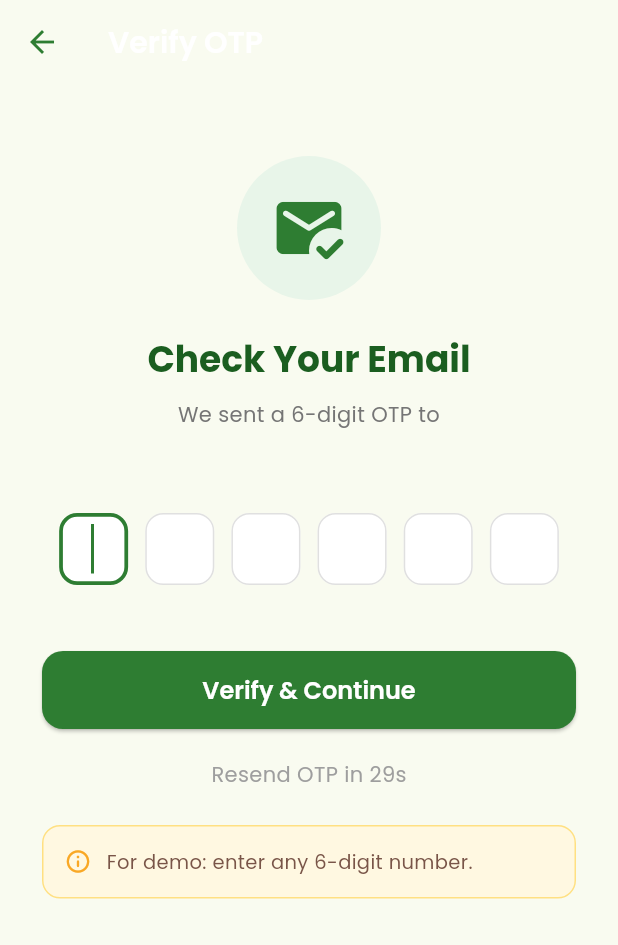
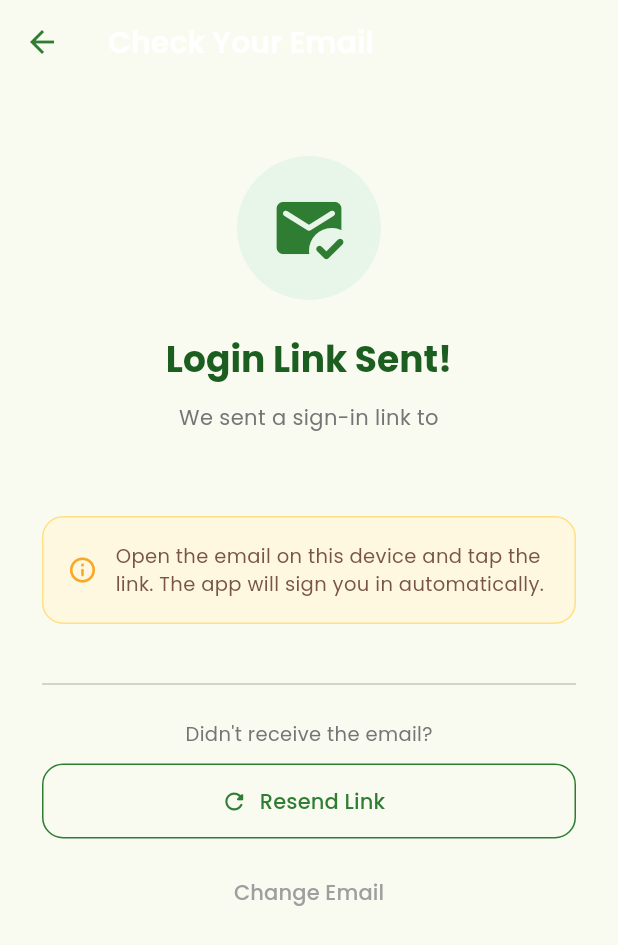
Before and after one commit to devraj07/Campus-Bike-Rental, a Flutter app: the OtpScreen screen opened directly with empty values, on a phone screen of 412 x 824 dp. Shown: the top 945 px of the screen. Run offline on Flutter 3.47's test engine with Material 3 defaults, Android fonts, the phone set to English and light mode, and no system bars; our stand-ins replace app_links, cloud_firestore, firebase_auth, firebase_core, google_fonts; accounts and stored records are empty.

Commit message:
Kumud: Implemented Firebase Email Link authentication (Option A)
Co-Authored-By: Claude Sonnet 4.6 <noreply@anthropic.com>

```diff
--- a/lib/main.dart
+++ b/lib/main.dart
@@ -1,7 +1,11 @@
 import 'package:flutter/material.dart';
 import 'package:google_fonts/google_fonts.dart';
 import 'package:firebase_core/firebase_core.dart';
+import 'package:firebase_auth/firebase_auth.dart';
 import 'screens/login_screen.dart';
+import 'screens/home_screen.dart';
+import 'services/auth_service.dart';
+import 'services/user_session.dart';
 
 void main() async {
   WidgetsFlutterBinding.ensureInitialized();
@@ -12,13 +16,29 @@ void main() async {
 class CampusBikeRentalApp extends StatelessWidget {
   const CampusBikeRentalApp({super.key});
 
+  /// If user is already signed in from a previous session, restore UserSession
+  /// and go straight to HomeScreen. Otherwise show LoginScreen.
+  Widget _resolveHome() {
+    final user = FirebaseAuth.instance.currentUser;
+    if (user != null && user.email != null) {
+      // Restore session — full profile loads lazily in each screen
+      UserSession.set(
+        userId: user.uid,
+        name: AuthService().nameFromEmail(user.email!),
+        email: user.email!,
+      );
+      return const HomeScreen();
+    }
+    return const LoginScreen();
+  }
+
   @override
   Widget build(BuildContext context) {
     return MaterialApp(
       title: 'Campus Bike Rental – IITGN',
       debugShowCheckedModeBanner: false,
       theme: _buildTheme(),
-      home: const LoginScreen(),
+      home: _resolveHome(),
     );
   }
 
--- a/lib/screens/otp_screen.dart
+++ b/lib/screens/otp_screen.dart
@@ -1,6 +1,6 @@
 import 'dart:async';
+import 'package:app_links/app_links.dart';
 import 'package:flutter/material.dart';
-import 'package:flutter/services.dart';
 import '../services/auth_service.dart';
 import 'home_screen.dart';
 
@@ -15,83 +15,92 @@ class OtpScreen extends StatefulWidget {
 }
 
 class _OtpScreenState extends State<OtpScreen> {
-  final List<TextEditingController> _controllers =
-      List.generate(6, (_) => TextEditingController());
-  final List<FocusNode> _focusNodes = List.generate(6, (_) => FocusNode());
   final _authService = AuthService();
-  bool _isLoading = false;
-  int _resendSeconds = 30;
-  Timer? _timer;
+  bool _isVerifying = false;
+  bool _linkReceived = false;
+  StreamSubscription<Uri>? _linkSub;
 
   @override
   void initState() {
     super.initState();
-    _startTimer();
+    _listenForEmailLink();
   }
 
-  void _startTimer() {
-    _timer?.cancel();
-    setState(() => _resendSeconds = 30);
-    _timer = Timer.periodic(const Duration(seconds: 1), (t) {
-      if (_resendSeconds <= 0) {
-        t.cancel();
-      } else {
-        setState(() => _resendSeconds--);
-      }
+  /// Listens for the deep link when the user clicks the email link.
+  void _listenForEmailLink() {
+    final appLinks = AppLinks();
+
+    // App opened from background via the link
+    _linkSub = appLinks.uriLinkStream.listen((uri) {
+      _handleLink(uri.toString());
+    });
+
+    // App was cold-started by clicking the link
+    appLinks.getInitialLink().then((uri) {
+      if (uri != null) _handleLink(uri.toString());
     });
   }
 
-  @override
-  void dispose() {
-    _timer?.cancel();
-    for (var c in _controllers) {
-      c.dispose();
-    }
-    for (var f in _focusNodes) {
-      f.dispose();
-    }
-    super.dispose();
-  }
+  Future<void> _handleLink(String link) async {
+    if (_linkReceived) return;
+    setState(() {
+      _linkReceived = true;
+      _isVerifying = true;
+    });
 
-  String get _otp =>
-      _controllers.map((c) => c.text).join();
-
-  Future<void> _verify() async {
-    if (_otp.length != 6) {
-      ScaffoldMessenger.of(context).showSnackBar(
-        const SnackBar(content: Text('Please enter the complete 6-digit OTP')),
-      );
-      return;
-    }
-    setState(() => _isLoading = true);
     try {
-      final valid =
-          await _authService.verifyOtp(widget.email, _otp);
+      final success =
+          await _authService.signInWithEmailLink(widget.email, link);
       if (!mounted) return;
-      if (valid) {
-        await _authService.login(widget.email);
+      if (success) {
         Navigator.pushAndRemoveUntil(
           context,
           MaterialPageRoute(builder: (_) => const HomeScreen()),
           (_) => false,
         );
       } else {
+        setState(() {
+          _isVerifying = false;
+          _linkReceived = false;
+        });
         ScaffoldMessenger.of(context).showSnackBar(
-          const SnackBar(content: Text('Invalid OTP. Please try again.')),
+          const SnackBar(content: Text('Invalid link. Please try again.')),
         );
       }
-    } finally {
-      if (mounted) setState(() => _isLoading = false);
+    } catch (e) {
+      if (!mounted) return;
+      setState(() {
+        _isVerifying = false;
+        _linkReceived = false;
+      });
+      ScaffoldMessenger.of(context).showSnackBar(
+        SnackBar(content: Text('Error: $e')),
+      );
     }
   }
 
-  void _onDigitChanged(int index, String value) {
-    if (value.isNotEmpty && index < 5) {
-      _focusNodes[index + 1].requestFocus();
-    } else if (value.isEmpty && index > 0) {
-      _focusNodes[index - 1].requestFocus();
+  Future<void> _resend() async {
+    setState(() => _isVerifying = true);
+    try {
+      await _authService.sendOtp(widget.email);
+      if (!mounted) return;
+      ScaffoldMessenger.of(context).showSnackBar(
+        const SnackBar(content: Text('New link sent! Check your inbox.')),
+      );
+    } catch (e) {
+      if (!mounted) return;
+      ScaffoldMessenger.of(context).showSnackBar(
+        SnackBar(content: Text('Failed to resend: $e')),
+      );
+    } finally {
+      if (mounted) setState(() => _isVerifying = false);
     }
-    setState(() {});
+  }
+
+  @override
+  void dispose() {
+    _linkSub?.cancel();
+    super.dispose();
   }
 
   @override
@@ -100,12 +109,12 @@ class _OtpScreenState extends State<OtpScreen> {
     return Scaffold(
       backgroundColor: const Color(0xFFF9FBF0),
       appBar: AppBar(
-        title: const Text('Verify OTP'),
+        title: const Text('Check Your Email'),
         backgroundColor: Colors.transparent,
         foregroundColor: const Color(0xFF2E7D32),
         elevation: 0,
       ),
-      body: SingleChildScrollView(
+      body: Padding(
         padding: const EdgeInsets.all(28),
         child: Column(
           crossAxisAlignment: CrossAxisAlignment.center,
@@ -122,18 +131,20 @@ class _OtpScreenState extends State<OtpScreen> {
             ),
             const SizedBox(height: 24),
             Text(
-              'Check Your Email',
+              'Login Link Sent!',
               style: theme.textTheme.headlineSmall?.copyWith(
                 fontWeight: FontWeight.w700,
                 color: const Color(0xFF1B5E20),
               ),
             ),
-            const SizedBox(height: 10),
+            const SizedBox(height: 12),
             Text(
-              'We sent a 6-digit OTP to',
-              style: theme.textTheme.bodyMedium?.copyWith(color: Colors.grey[600]),
+              'We sent a sign-in link to',
+              style: theme.textTheme.bodyMedium
+                  ?.copyWith(color: Colors.grey[600]),
               textAlign: TextAlign.center,
             ),
+            const SizedBox(height: 4),
             Text(
               widget.email,
               style: theme.textTheme.bodyMedium?.copyWith(
@@ -142,72 +153,70 @@ class _OtpScreenState extends State<OtpScreen> {
               ),
               textAlign: TextAlign.center,
             ),
-            const SizedBox(height: 36),
-            // OTP boxes
-            Row(
-              mainAxisAlignment: MainAxisAlignment.spaceEvenly,
-              children: List.generate(6, (i) => _OtpBox(
-                controller: _controllers[i],
-                focusNode: _focusNodes[i],
-                onChanged: (v) => _onDigitChanged(i, v),
-                autofocus: i == 0,
-              )),
+            const SizedBox(height: 32),
+            // Status indicator
+            _isVerifying
+                ? Column(
+                    children: [
+                      const CircularProgressIndicator(
+                          color: Color(0xFF2E7D32)),
+                      const SizedBox(height: 16),
+                      Text(
+                        _linkReceived
+                            ? 'Verifying your link…'
+                            : 'Waiting for link…',
+                        style: TextStyle(
+                            color: Colors.grey[600], fontSize: 14),
                       ),
-            const SizedBox(height: 36),
-            ElevatedButton(
-              onPressed: _isLoading ? null : _verify,
-              child: _isLoading
-                  ? const SizedBox(
-                      height: 22,
-                      width: 22,
-                      child: CircularProgressIndicator(
-                        strokeWidth: 2.5,
-                        color: Colors.white,
-                      ),
+                    ],
                   )
-                  : const Text('Verify & Continue'),
-            ),
-            const SizedBox(height: 20),
-            if (_resendSeconds > 0)
-              Text(
-                'Resend OTP in ${_resendSeconds}s',
-                style: TextStyle(color: Colors.grey[500]),
-              )
-            else
-              GestureDetector(
-                onTap: () {
-                  _authService.sendOtp(widget.email);
-                  _startTimer();
-                },
-                child: const Text(
-                  'Resend OTP',
-                  style: TextStyle(
-                    color: Color(0xFF2E7D32),
-                    fontWeight: FontWeight.w700,
-                  ),
-                ),
-              ),
-            const SizedBox(height: 24),
-            Container(
-              padding: const EdgeInsets.all(14),
+                : Container(
+                    padding: const EdgeInsets.all(16),
                     decoration: BoxDecoration(
                       color: const Color(0xFFFFF8E1),
-                borderRadius: BorderRadius.circular(12),
+                      borderRadius: BorderRadius.circular(14),
                       border: Border.all(color: const Color(0xFFFFE082)),
                     ),
                     child: const Row(
                       children: [
                         Icon(Icons.info_outline_rounded,
-                      color: Color(0xFFF9A825), size: 18),
-                  SizedBox(width: 10),
+                            color: Color(0xFFF9A825), size: 20),
+                        SizedBox(width: 12),
                         Expanded(
                           child: Text(
-                      'For demo: enter any 6-digit number.',
-                      style: TextStyle(fontSize: 13, color: Color(0xFF795548)),
+                            'Open the email on this device and tap the link. The app will sign you in automatically.',
+                            style: TextStyle(
+                                fontSize: 13, color: Color(0xFF795548)),
                           ),
                         ),
                       ],
                     ),
+                  ),
+            const SizedBox(height: 32),
+            const Divider(),
+            const SizedBox(height: 16),
+            Text(
+              "Didn't receive the email?",
+              style: TextStyle(color: Colors.grey[600], fontSize: 13),
+            ),
+            const SizedBox(height: 10),
+            OutlinedButton.icon(
+              onPressed: _isVerifying ? null : _resend,
+              icon: const Icon(Icons.refresh_rounded),
+              label: const Text('Resend Link'),
+              style: OutlinedButton.styleFrom(
+                foregroundColor: const Color(0xFF2E7D32),
+                side: const BorderSide(color: Color(0xFF2E7D32)),
+                minimumSize: const Size(double.infinity, 50),
+                shape: RoundedRectangleBorder(
+                    borderRadius: BorderRadius.circular(14)),
+              ),
+            ),
+            const SizedBox(height: 12),
+            TextButton(
+              onPressed: () => Navigator.pop(context),
+              child: const Text('Change Email',
+                  style: TextStyle(color: Colors.grey)),
             ),
           ],
         ),
@@ -215,61 +224,3 @@ class _OtpScreenState extends State<OtpScreen> {
     );
   }
 }
-
-class _OtpBox extends StatelessWidget {
-  final TextEditingController controller;
-  final FocusNode focusNode;
-  final ValueChanged<String> onChanged;
-  final bool autofocus;
-
-  const _OtpBox({
-    required this.controller,
-    required this.focusNode,
-    required this.onChanged,
-    this.autofocus = false,
-  });
-
-  @override
-  Widget build(BuildContext context) {
-    return SizedBox(
-      width: 46,
-      height: 56,
-      child: TextFormField(
-        controller: controller,
-        focusNode: focusNode,
-        autofocus: autofocus,
-        maxLength: 1,
-        keyboardType: TextInputType.number,
-        textAlign: TextAlign.center,
-        inputFormatters: [FilteringTextInputFormatter.digitsOnly],
-        style: const TextStyle(
-          fontSize: 22,
-          fontWeight: FontWeight.w700,
-          color: Color(0xFF1B5E20),
-        ),
-        decoration: InputDecoration(
-          counterText: '',
-          filled: true,
-          fillColor: controller.text.isNotEmpty
-              ? const Color(0xFFE8F5E9)
-              : Colors.white,
-          border: OutlineInputBorder(
-            borderRadius: BorderRadius.circular(12),
-            borderSide: const BorderSide(color: Color(0xFFE0E0E0)),
-          ),
-          enabledBorder: OutlineInputBorder(
-            borderRadius: BorderRadius.circular(12),
-            borderSide: const BorderSide(color: Color(0xFFE0E0E0)),
-          ),
-          focusedBorder: OutlineInputBorder(
-            borderRadius: BorderRadius.circular(12),
-            borderSide:
-                const BorderSide(color: Color(0xFF2E7D32), width: 2.5),
-          ),
-          contentPadding: EdgeInsets.zero,
-        ),
-        onChanged: onChanged,
-      ),
-    );
-  }
-}
--- a/pubspec.yaml
+++ b/pubspec.yaml
@@ -20,6 +20,7 @@ dependencies:
   firebase_core: ^3.3.0
   cloud_firestore: ^5.2.1
   firebase_auth: ^5.1.4
+  app_links: ^6.0.0
 
 dev_dependencies:
   flutter_test:
```
Also changed, not shown: lib/services/auth_service.dart (+52 -45 lines), 1 other file. Lines whose indentation alone changed are shown as unchanged.
